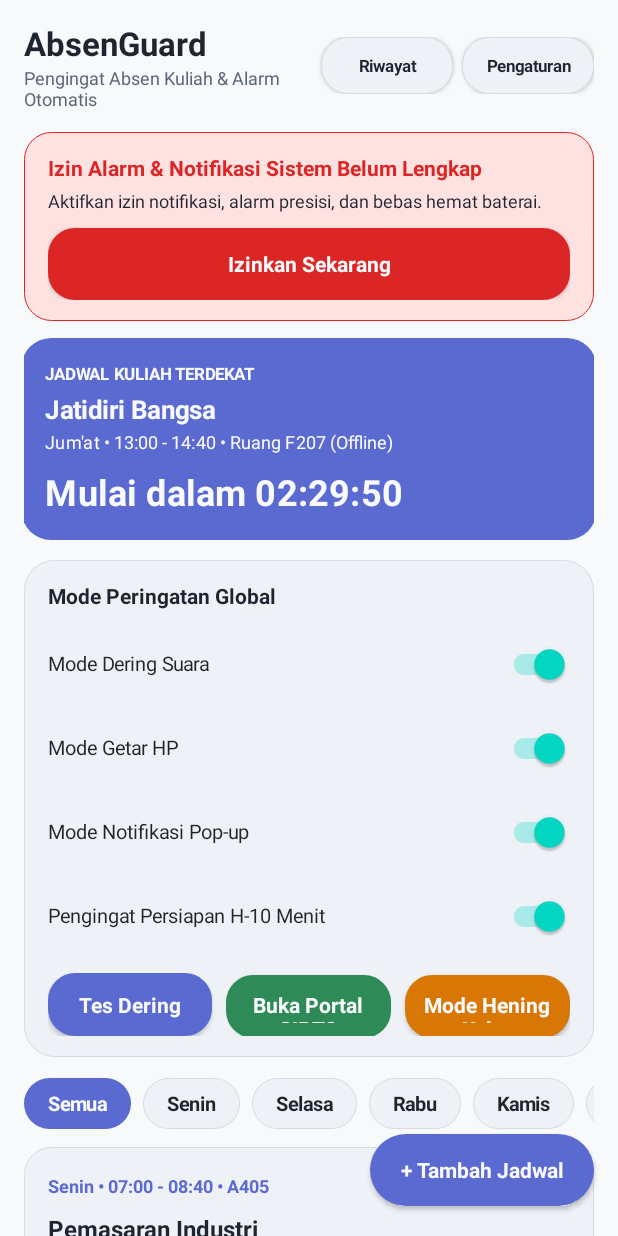
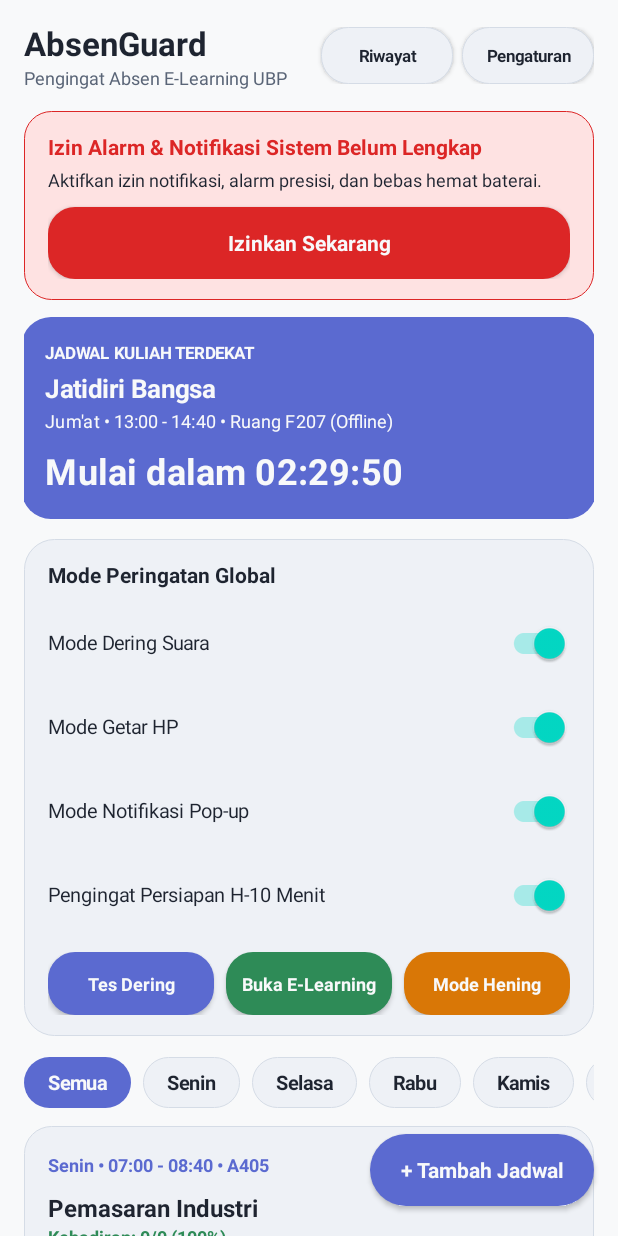
Before and after one commit to ti25rakharafiq-debug/absen-guard, an Android app: the screen it shows after launch (MainActivity), on a phone screen of 412 x 824 dp. Run offline under Robolectric (Android 15) with nearby library versions, the phone set to English and light mode, and no system bars.

Commit message:
Update UI text and improve button functionality

```diff
--- a/app/src/main/java/com/absenguard/app/MainActivity.kt
+++ b/app/src/main/java/com/absenguard/app/MainActivity.kt
@@ -5,7 +5,6 @@ import android.app.AlarmManager
 import android.app.AlertDialog
 import android.app.NotificationManager
 import android.app.TimePickerDialog
-import android.content.ContentResolver
 import android.content.Context
 import android.content.Intent
 import android.content.pm.PackageManager
@@ -171,7 +170,7 @@ class MainActivity : AppCompatActivity() {
             setTextColor(paletteText())
         })
         titleCol.addView(TextView(this).apply {
-            text = "Pengingat Absen Kuliah & Alarm Otomatis"
+            text = "Pengingat Absen E-Learning UBP"
             textSize = 12f
             setTextColor(paletteSubtext())
         })
@@ -371,38 +370,42 @@ class MainActivity : AppCompatActivity() {
         val test = Button(this).apply {
             text = "Tes Dering"
             isAllCaps = false
+            textSize = 12f
             setTypeface(null, Typeface.BOLD)
             setTextColor(paletteWhite())
             background = gradient("#5B6AD0", radius = dp(18).toFloat())
             setOnClickListener {
                 AlarmScheduler.triggerInstantTest(this@MainActivity)
-                Toast.makeText(this@MainActivity, "Tes alarm aktif", Toast.LENGTH_SHORT).show()
+                Toast.makeText(this@MainActivity, "Tes alarm aktif 3 detik", Toast.LENGTH_SHORT).show()
             }
             attachSpringPress(this)
         }
         val portal = Button(this).apply {
-            text = "Buka Portal SIPT2"
+            text = "Buka E-Learning"
             isAllCaps = false
+            textSize = 12f
             setTypeface(null, Typeface.BOLD)
             setTextColor(paletteWhite())
             background = gradient("#2E8B57", radius = dp(18).toFloat())
             setOnClickListener {
-                startActivity(Intent(this@MainActivity, SiptPortalActivity::class.java))
+                val nextSchedule = AlarmScheduler.getNextUpcomingSchedule(this@MainActivity)?.first
+                openCoursePortal(nextSchedule)
             }
             attachSpringPress(this)
         }
         val silent = Button(this).apply {
             text = getSilentButtonLabel()
             isAllCaps = false
+            textSize = 12f
             setTypeface(null, Typeface.BOLD)
             setTextColor(paletteWhite())
             background = gradient("#D97706", radius = dp(18).toFloat())
             setOnClickListener { toggleSilentMode(this) }
             attachSpringPress(this)
         }
-        val p1 = LinearLayout.LayoutParams(0, dp(42), 1f).apply { marginEnd = dp(5) }
-        val p2 = LinearLayout.LayoutParams(0, dp(42), 1f).apply { marginStart = dp(5); marginEnd = dp(5) }
-        val p3 = LinearLayout.LayoutParams(0, dp(42), 1f).apply { marginStart = dp(5) }
+        val p1 = LinearLayout.LayoutParams(0, dp(42), 1f).apply { marginEnd = dp(4) }
+        val p2 = LinearLayout.LayoutParams(0, dp(42), 1f).apply { marginStart = dp(4); marginEnd = dp(4) }
+        val p3 = LinearLayout.LayoutParams(0, dp(42), 1f).apply { marginStart = dp(4) }
         row.addView(test, p1)
         row.addView(portal, p2)
         row.addView(silent, p3)
@@ -411,13 +414,23 @@ class MainActivity : AppCompatActivity() {
         mainContent.addView(space(14))
     }
 
+    private fun openCoursePortal(schedule: CourseSchedule?) {
+        val intent = Intent(this, SiptPortalActivity::class.java)
+        if (schedule != null) {
+            intent.putExtra(AlarmScheduler.EXTRA_SCHEDULE_ID, schedule.id)
+            intent.putExtra(SiptPortalActivity.EXTRA_COURSE_URL, schedule.courseUrl)
+            intent.putExtra(SiptPortalActivity.EXTRA_COURSE_NAME, schedule.courseName)
+        }
+        startActivity(intent)
+    }
+
     private fun getSilentButtonLabel(): String {
         val nm = getSystemService(Context.NOTIFICATION_SERVICE) as NotificationManager
         val am = getSystemService(Context.AUDIO_SERVICE) as AudioManager
         return if (nm.isNotificationPolicyAccessGranted && am.ringerMode == AudioManager.RINGER_MODE_VIBRATE) {
             "Mode Hening ✓"
         } else {
-            "Mode Hening Kelas"
+            "Mode Hening"
         }
     }
 
@@ -550,7 +563,7 @@ class MainActivity : AppCompatActivity() {
                 )
                 textSize = 12f
                 setTypeface(null, Typeface.BOLD)
-                setTextColor("#5B6AD0".let(::parseColor))
+                setTextColor(parseColor("#5B6AD0"))
                 layoutParams = LinearLayout.LayoutParams(0, LinearLayout.LayoutParams.WRAP_CONTENT, 1f)
             })
             val online = schedule.classMode.equals("Online", ignoreCase = true)
@@ -561,6 +574,10 @@ class MainActivity : AppCompatActivity() {
                 setTextColor(paletteWhite())
                 setPadding(dp(10), dp(4), dp(10), dp(4))
                 background = gradient(if (online) "#D97706" else "#5B6AD0", radius = dp(12).toFloat())
+                setOnClickListener {
+                    db.updateSchedule(schedule.copy(classMode = if (online) "Offline" else "Online"))
+                    refreshAll()
+                }
             })
             card.addView(top)
             card.addView(space(6))
@@ -599,15 +616,30 @@ class MainActivity : AppCompatActivity() {
             })
             card.addView(toggleRow)
             card.addView(space(8))
-            val actionRow = LinearLayout(this).apply { orientation = LinearLayout.HORIZONTAL }
+
+            val actionRow = LinearLayout(this).apply {
+                orientation = LinearLayout.HORIZONTAL
+                gravity = Gravity.CENTER_VERTICAL
+            }
+            val openClass = Button(this).apply {
+                text = "Buka Kelas"
+                isAllCaps = false
+                textSize = 11f
+                setTypeface(null, Typeface.BOLD)
+                setTextColor(paletteWhite())
+                setPadding(dp(11), dp(5), dp(11), dp(5))
+                background = gradient("#5B6AD0", radius = dp(16).toFloat())
+                setOnClickListener { openCoursePortal(schedule) }
+                attachSpringPress(this)
+            }
             val attended = db.isAttendedToday(schedule.id)
             val checkIn = Button(this).apply {
-                text = if (attended) "Sudah Absen ✓" else "Absen Sekarang"
+                text = if (attended) "Hadir ✓" else "Absen"
                 isAllCaps = false
-                textSize = 12f
+                textSize = 11f
                 setTypeface(null, Typeface.BOLD)
                 setTextColor(if (attended) parseColor("#2E8B57") else paletteWhite())
-                setPadding(dp(12), dp(5), dp(12), dp(5))
+                setPadding(dp(11), dp(5), dp(11), dp(5))
                 background = gradient(if (attended) "#E6F4EA" else "#2E8B57", if (attended) "#2E8B57" else null, dp(16).toFloat())
                 setOnClickListener {
                     db.recordAttendance(schedule.id, schedule.courseName, "HADIR")
@@ -619,17 +651,48 @@ class MainActivity : AppCompatActivity() {
             val share = Button(this).apply {
                 text = "Share WA"
                 isAllCaps = false
-                textSize = 12f
+                textSize = 11f
                 setTypeface(null, Typeface.BOLD)
                 setTextColor(paletteWhite())
+                setPadding(dp(11), dp(5), dp(11), dp(5))
                 background = gradient("#25D366", radius = dp(16).toFloat())
                 setOnClickListener { shareSchedule(schedule) }
                 attachSpringPress(this)
             }
-            actionRow.addView(checkIn)
-            actionRow.addView(share, LinearLayout.LayoutParams(LinearLayout.LayoutParams.WRAP_CONTENT, dp(36)).apply {
-                marginStart = dp(8)
-            })
+            val btnEdit = TextView(this).apply {
+                text = "Edit"
+                textSize = 12f
+                setTypeface(null, Typeface.BOLD)
+                setTextColor(parseColor("#5B6AD0"))
+                setPadding(dp(8), dp(6), dp(8), dp(6))
+                setOnClickListener { showScheduleEditorDialog(schedule) }
+            }
+            val btnDelete = TextView(this).apply {
+                text = "Hapus"
+                textSize = 12f
+                setTypeface(null, Typeface.BOLD)
+                setTextColor(parseColor("#DC2626"))
+                setPadding(dp(6), dp(6), dp(6), dp(6))
+                setOnClickListener {
+                    AlertDialog.Builder(this@MainActivity)
+                        .setTitle("Hapus Jadwal")
+                        .setMessage("Hapus ${schedule.courseName}?")
+                        .setPositiveButton("Hapus") { _, _ ->
+                            db.deleteSchedule(schedule.id)
+                            refreshAll()
+                        }
+                        .setNegativeButton("Batal", null)
+                        .show()
+                }
+            }
+
+            actionRow.addView(openClass, LinearLayout.LayoutParams(LinearLayout.LayoutParams.WRAP_CONTENT, dp(34)))
+            actionRow.addView(checkIn, LinearLayout.LayoutParams(LinearLayout.LayoutParams.WRAP_CONTENT, dp(34)).apply { marginStart = dp(6) })
+            actionRow.addView(share, LinearLayout.LayoutParams(LinearLayout.LayoutParams.WRAP_CONTENT, dp(34)).apply { marginStart = dp(6) })
+            actionRow.addView(View(this), LinearLayout.LayoutParams(0, 1, 1f))
+            actionRow.addView(btnEdit)
+            actionRow.addView(btnDelete)
+
             card.addView(actionRow)
             scheduleListContainer.addView(card, LinearLayout.LayoutParams(
                 LinearLayout.LayoutParams.MATCH_PARENT,
@@ -639,11 +702,12 @@ class MainActivity : AppCompatActivity() {
     }
 
     private fun shareSchedule(schedule: CourseSchedule) {
+        val targetLink = schedule.courseUrl.ifBlank { "https://elearning.ubpkarawang.ac.id" }
         val message = "Pengingat Kuliah: ${schedule.courseName}\n" +
             "Hari/Jam: ${dayName(schedule.dayOfWeek)}, " +
             String.format(Locale.getDefault(), "%02d:%02d - %02d:%02d\n", schedule.startHour, schedule.startMinute, schedule.endHour, schedule.endMinute) +
             "Ruang/Mode: ${schedule.room} (${schedule.classMode})\n" +
-            "Portal Absen: https://sipt2.ubpkarawang.ac.id/apps"
+            "Link E-Learning: $targetLink"
         val intent = Intent(Intent.ACTION_SEND).apply {
             type = "text/plain"
             putExtra(Intent.EXTRA_TEXT, message)
@@ -696,6 +760,7 @@ class MainActivity : AppCompatActivity() {
         }
         val nameInput = EditText(this).apply { hint = "Nama Mata Kuliah"; setText(existing?.courseName ?: "") }
         val roomInput = EditText(this).apply { hint = "Ruangan"; setText(existing?.room ?: "") }
+        val urlInput = EditText(this).apply { hint = "URL E-Learning Matkul"; setText(existing?.courseUrl ?: "") }
         val modes = listOf("Offline", "Online")
         val modeSpinner = Spinner(this).apply {
             adapter = ArrayAdapter(this@MainActivity, android.R.layout.simple_spinner_dropdown_item, modes)
@@ -726,6 +791,7 @@ class MainActivity : AppCompatActivity() {
         container.addView(daySpinner)
         container.addView(nameInput)
         container.addView(roomInput)
+        container.addView(urlInput)
         container.addView(modeSpinner)
         container.addView(startButton)
         container.addView(endButton)
@@ -751,7 +817,8 @@ class MainActivity : AppCompatActivity() {
                     existing?.ringEnabled ?: true,
                     existing?.vibrateEnabled ?: true,
                     existing?.notifEnabled ?: true,
-                    true
+                    true,
+                    urlInput.text.toString().trim()
                 )
                 if (existing == null) db.insertSchedule(schedule) else db.updateSchedule(schedule)
                 refreshAll()
@@ -809,13 +876,13 @@ class MainActivity : AppCompatActivity() {
             setPadding(dp(20), dp(16), dp(20), dp(8))
         }
         val urlLabel = TextView(this).apply {
-            text = "Link Portal Absen"
+            text = "URL Login Utama E-Learning"
             textSize = 13f
             setTypeface(null, Typeface.BOLD)
             setTextColor(paletteText())
         }
         val urlInput = EditText(this).apply {
-            setText(db.getSetting("portal_url", "https://sipt2.ubpkarawang.ac.id/apps"))
+            setText(db.getSetting("portal_url", "https://elearning.ubpkarawang.ac.id/login/index.php"))
         }
         val mathSwitch = SwitchCompat(this).apply {
             text = "Tantangan Hitungan Pagi"
@@ -862,7 +929,7 @@ class MainActivity : AppCompatActivity() {
             .setView(container)
             .setPositiveButton("Simpan") { _, _ ->
                 db.setSetting("portal_url", urlInput.text.toString().trim()
-                    .ifEmpty { "https://sipt2.ubpkarawang.ac.id/apps" })
+                    .ifEmpty { "https://elearning.ubpkarawang.ac.id/login/index.php" })
                 db.setSetting("math_dismiss", if (mathSwitch.isChecked) "1" else "0")
                 db.setSetting("dark_mode", if (darkSwitch.isChecked) "1" else "0")
                 applyDarkMode()
```
